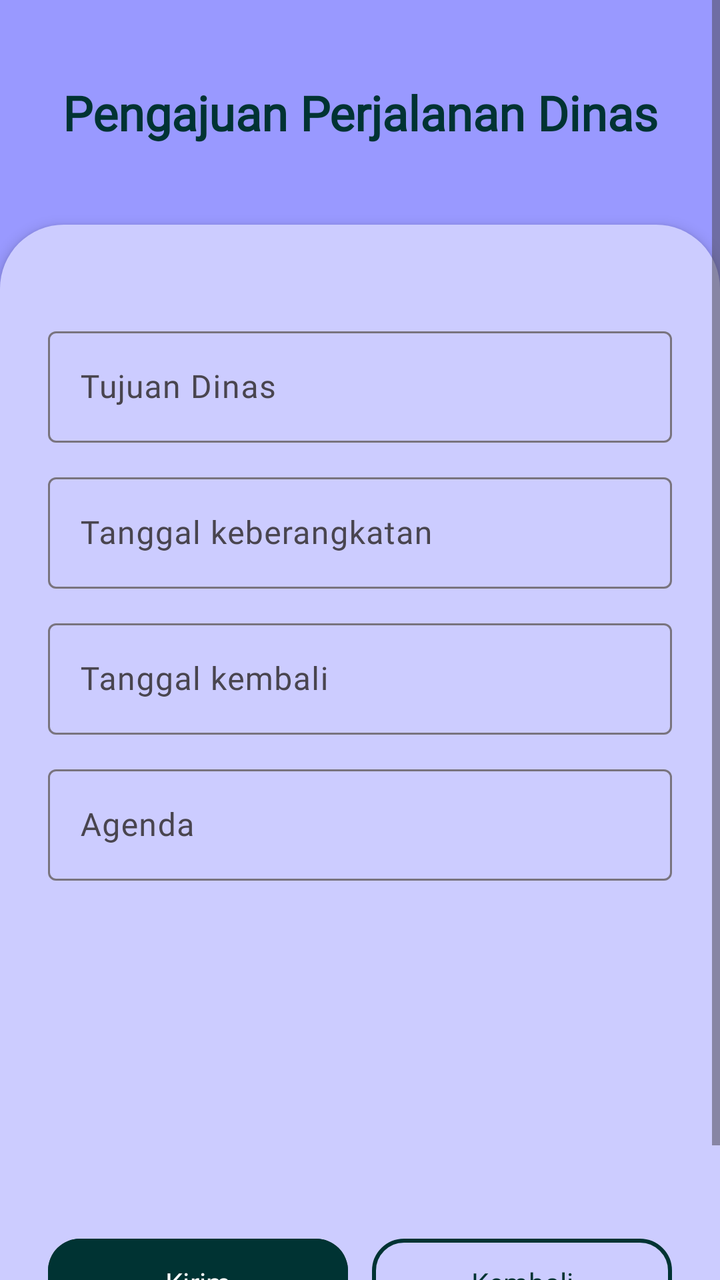
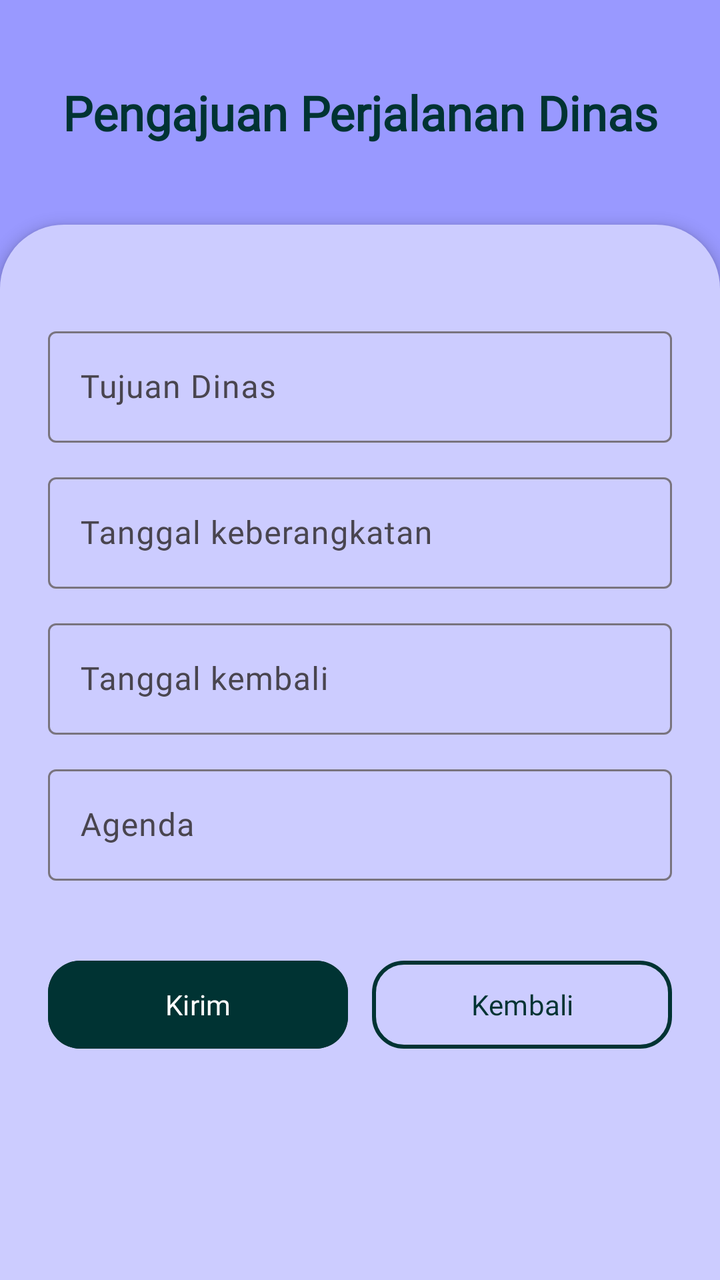

Before-and-after screenshots of an Android layout around one commit, followed by the original layout XML and the change that was made.
<!-- AndroidManifest.xml: application theme Theme.Rekraprima -->
<!-- res/layout/karyawan_pengajuan_perjalanan_dinas.xml -->
<?xml version="1.0" encoding="utf-8"?>
<ScrollView xmlns:android="http://schemas.android.com/apk/res/android"
  xmlns:app="http://schemas.android.com/apk/res-auto"
  android:layout_width="match_parent"
  android:layout_height="match_parent"
  android:fillViewport="true"
  android:background="@color/pastel_blue">

  <LinearLayout
    android:layout_width="match_parent"
    android:layout_height="wrap_content"
    android:orientation="vertical"
    >

    <TextView
      android:layout_width="match_parent"
      android:layout_height="wrap_content"
      android:layout_marginTop="40dp"
      android:layout_marginBottom="40dp"
      android:fontFamily="@font/inter_extrabold"
      android:gravity="center"
      android:text="Pengajuan Perjalanan Dinas"
      android:textColor="@color/dark_green"
      android:textSize="24sp"
      android:textStyle="bold" />

    <LinearLayout
      android:layout_width="match_parent"
      android:layout_height="match_parent"
      android:background="@drawable/curve_bg"
      android:orientation="vertical"
      android:padding="24dp"
      android:elevation="4dp">

      <com.google.android.material.textfield.TextInputLayout
        android:layout_width="match_parent"
        android:layout_height="wrap_content"
        android:layout_marginTop="24dp"
        android:hint="Tujuan Dinas">

        <com.google.android.material.textfield.TextInputEditText
          android:id="@+id/txtTujuanDinas"
          android:layout_width="match_parent"
          android:layout_height="wrap_content"
          android:alpha="140"
          android:fontFamily="@font/inter" />
      </com.google.android.material.textfield.TextInputLayout>

      <com.google.android.material.textfield.TextInputLayout
        android:layout_width="match_parent"
        android:layout_height="wrap_content"
        android:layout_marginTop="12dp"
        android:hint="Tanggal keberangkatan">

        <com.google.android.material.textfield.TextInputEditText
          android:id="@+id/txtKeberangkatan"
          android:layout_width="match_parent"
          android:layout_height="wrap_content"
          android:alpha="140"
          android:fontFamily="@font/inter" />
      </com.google.android.material.textfield.TextInputLayout>

      <com.google.android.material.textfield.TextInputLayout
        android:layout_width="match_parent"
        android:layout_height="wrap_content"
        android:layout_marginTop="12dp"
        android:hint="Tanggal kembali">

        <com.google.android.material.textfield.TextInputEditText
          android:id="@+id/txtKembali"
          android:layout_width="match_parent"
          android:layout_height="wrap_content"
          android:alpha="140"
          android:fontFamily="@font/inter" />
      </com.google.android.material.textfield.TextInputLayout>

      <com.google.android.material.textfield.TextInputLayout
        android:layout_width="match_parent"
        android:layout_height="200dp"
        android:layout_marginTop="12dp"
        android:hint="Agenda">
        <com.google.android.material.textfield.TextInputEditText
          android:id="@+id/txtAgenda"
          android:layout_width="match_parent"
          android:layout_height="wrap_content"
          android:alpha="140"
          android:fontFamily="@font/inter" />
      </com.google.android.material.textfield.TextInputLayout>

      <LinearLayout
        android:layout_width="match_parent"
        android:layout_height="wrap_content"
        android:layout_marginTop="36dp"
        android:layout_marginBottom="24dp"
        android:orientation="horizontal">

        <com.google.android.material.button.MaterialButton
          android:id="@+id/btnPenomeranDokumen"
          android:layout_width="0dp"
          android:layout_height="52dp"
          android:layout_weight="1"
          android:backgroundTint="@color/dark_green"
          android:fontFamily="@font/inter_semibold"
          android:text="Kirim"
          android:textAllCaps="false"
          android:textColor="@color/white"
          app:cornerRadius="16dp" />

        <Space
          android:layout_width="12dp"
          android:layout_height="1dp" />

        <com.google.android.material.button.MaterialButton
          android:id="@+id/btnPengajuanPerjalananDinas"
          android:layout_width="0dp"
          android:layout_height="52dp"
          android:layout_weight="1"
          android:backgroundTint="@color/powder_blue"
          android:fontFamily="@font/inter_semibold"
          android:text="Kembali"
          android:textColor="@color/dark_green"
          app:cornerRadius="16dp"
          app:strokeColor="@color/dark_green"
          app:strokeWidth="2dp" />

      </LinearLayout>

    </LinearLayout>
  </LinearLayout>
</ScrollView>
<!-- resources referenced by this layout -->
<resources>
  <color name="dark_green">#003333</color>
  <color name="pastel_blue">#9999FF</color>
  <color name="powder_blue">#CCCCFF</color>
  <color name="white">#FFFFFF</color>
  <!-- drawable curve_bg (drawable) -->
  <?xml version="1.0" encoding="utf-8"?>
  <shape xmlns:android="http://schemas.android.com/apk/res/android">
    <solid android:color="@color/powder_blue" />
    <corners
      android:topLeftRadius="32dp"
      android:topRightRadius="32dp" />
  </shape>
  <style name="Theme.Rekraprima" parent="Base.Theme.Rekraprima" />
  <style name="Base.Theme.Rekraprima" parent="Theme.Material3.DayNight.NoActionBar">
          
          
      </style>
</resources>

<!-- the commit's change to res/layout/karyawan_pengajuan_perjalanan_dinas.xml (unified diff, before → after) -->
@@ -39,7 +39,7 @@
         android:hint="Tujuan Dinas">
 
         <com.google.android.material.textfield.TextInputEditText
-          android:id="@+id/txtTujuanDinas"
+          android:id="@+id/txtJudul"
           android:layout_width="match_parent"
           android:layout_height="wrap_content"
           android:alpha="140"
@@ -53,7 +53,7 @@
         android:hint="Tanggal keberangkatan">
 
         <com.google.android.material.textfield.TextInputEditText
-          android:id="@+id/txtKeberangkatan"
+          android:id="@+id/txtTanggal"
           android:layout_width="match_parent"
           android:layout_height="wrap_content"
           android:alpha="140"
@@ -67,7 +67,7 @@
         android:hint="Tanggal kembali">
 
         <com.google.android.material.textfield.TextInputEditText
-          android:id="@+id/txtKembali"
+          android:id="@+id/txtJenis"
           android:layout_width="match_parent"
           android:layout_height="wrap_content"
           android:alpha="140"
@@ -76,11 +76,11 @@
 
       <com.google.android.material.textfield.TextInputLayout
         android:layout_width="match_parent"
-        android:layout_height="200dp"
+        android:layout_height="wrap_content"
         android:layout_marginTop="12dp"
         android:hint="Agenda">
         <com.google.android.material.textfield.TextInputEditText
-          android:id="@+id/txtAgenda"
+          android:id="@+id/txtPerihal"
           android:layout_width="match_parent"
           android:layout_height="wrap_content"
           android:alpha="140"
@@ -95,7 +95,7 @@
         android:orientation="horizontal">
 
         <com.google.android.material.button.MaterialButton
-          android:id="@+id/btnPenomeranDokumen"
+          android:id="@+id/btnKirim"
           android:layout_width="0dp"
           android:layout_height="52dp"
           android:layout_weight="1"
@@ -111,7 +111,7 @@
           android:layout_height="1dp" />
 
         <com.google.android.material.button.MaterialButton
-          android:id="@+id/btnPengajuanPerjalananDinas"
+          android:id="@+id/btnKembali"
           android:layout_width="0dp"
           android:layout_height="52dp"
           android:layout_weight="1"
